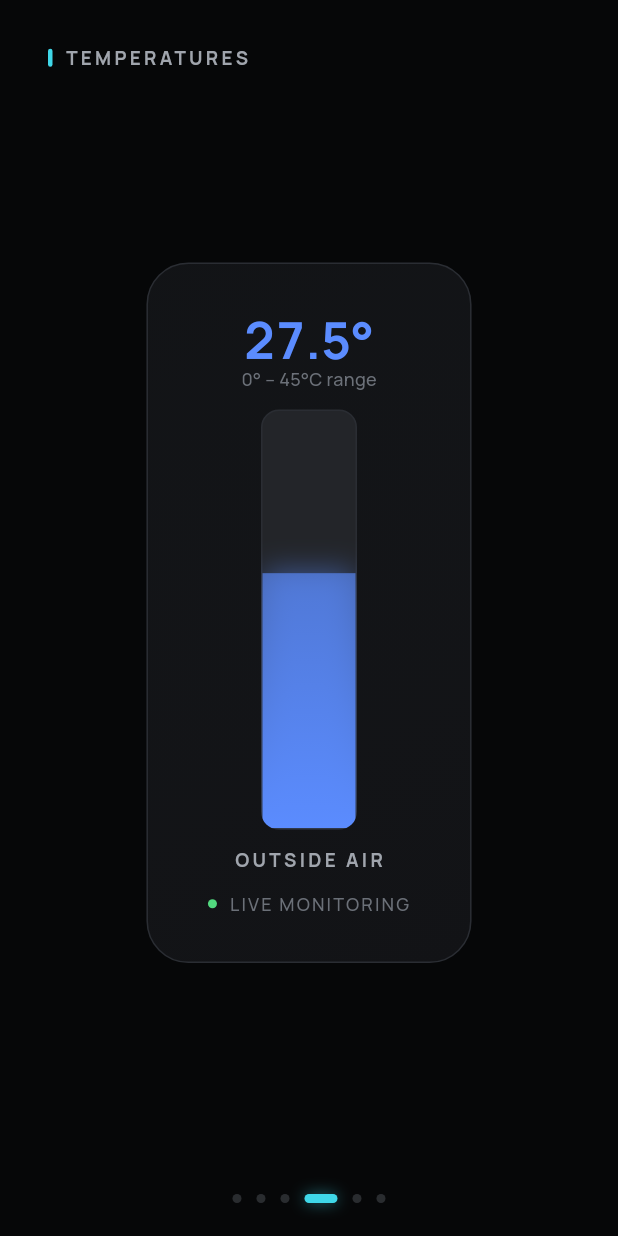
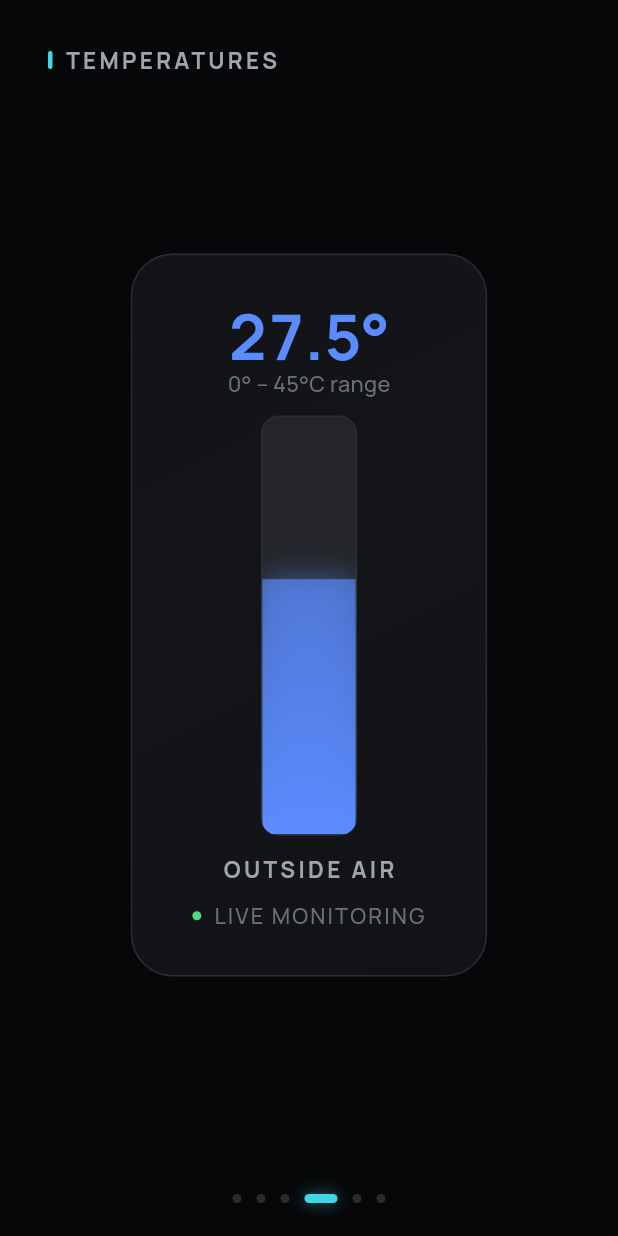
Before and after one commit to Alansi775/LumaMarineScreen, a Flutter app: the screen it shows after launch, swiped to page 4, on a phone screen of 412 x 824 dp. Run offline on Flutter 3.47's test engine with Material 3 defaults, Android fonts, the phone set to English and light mode, and no system bars; our stand-ins replace flutter_riverpod, riverpod_annotation; generated files the repository leaves out were written again.

Commit message:
Bump text sizes for readability; add CAN bus logging layer
Text was too small on the physical screen. Also added a CanBusService
mirroring the ESP32 reference project's LED/Relay protocol
(usrLightingPage.c, usrSocketsPage.c) - Lights, TV, and Doors now log
the exact CAN frame each action would send, so behavior is testable
via terminal logs before real CAN hardware is wired up.

```diff
--- a/frontend/lib/core/theme/app_text_styles.dart
+++ b/frontend/lib/core/theme/app_text_styles.dart
@@ -29,7 +29,7 @@ class AppTextStyles {
 
   /// Huge hero readings (main battery %, clock).
   static TextStyle displayNumeral = _base(
-    size: 64,
+    size: 78,
     weight: FontWeight.w800,
     fontFeatures: _tabular,
     letterSpacing: -1.5,
@@ -37,7 +37,7 @@ class AppTextStyles {
 
   /// Large readings inside cards (tank %, temp value).
   static TextStyle cardNumeral = _base(
-    size: 34,
+    size: 42,
     weight: FontWeight.w700,
     fontFeatures: _tabular,
     letterSpacing: -0.5,
@@ -45,38 +45,38 @@ class AppTextStyles {
 
   /// Mid readings (amp values, list rows).
   static TextStyle numeralMedium = _base(
-    size: 20,
+    size: 24,
     weight: FontWeight.w600,
     fontFeatures: _tabular,
   );
 
-  static TextStyle title = _base(size: 22, weight: FontWeight.w700);
+  static TextStyle title = _base(size: 27, weight: FontWeight.w700);
 
   static TextStyle body = _base(
-    size: 15,
+    size: 18,
     weight: FontWeight.w500,
     color: AppColors.textSecondary,
   );
 
-  static TextStyle bodyStrong = _base(size: 15, weight: FontWeight.w700);
+  static TextStyle bodyStrong = _base(size: 18, weight: FontWeight.w700);
 
   /// Small caps section header, e.g. "BATTERIES".
   static TextStyle sectionLabel = _base(
-    size: 12.5,
+    size: 15,
     weight: FontWeight.w700,
     color: AppColors.textSecondary,
     letterSpacing: 2.2,
   );
 
   static TextStyle caption = _base(
-    size: 12,
+    size: 14.5,
     weight: FontWeight.w500,
     color: AppColors.textTertiary,
     letterSpacing: 0.2,
   );
 
   static TextStyle unit = _base(
-    size: 14,
+    size: 17,
     weight: FontWeight.w600,
     color: AppColors.textTertiary,
   );
```
Also changed, not shown: frontend/lib/core/canbus/can_bus_service.dart (added, +54 -0 lines), frontend/lib/core/canbus/can_bus_transport.dart (added, +8 -0 lines), frontend/lib/core/canbus/can_frame.dart (added, +22 -0 lines), frontend/lib/core/canbus/can_protocol.dart (added, +21 -0 lines), frontend/lib/core/canbus/logging_can_bus_transport.dart (added, +13 -0 lines), frontend/lib/features/doors/application/doors_controller.dart (+13 -0 lines), frontend/lib/features/lights/application/lights_controller.dart (+12 -1 lines), frontend/lib/features/tv/application/tv_controller.dart (+8 -2 lines), frontend/lib/core/canbus/can_bus_service.g.dart (added), frontend/lib/features/doors/application/doors_controller.g.dart, frontend/lib/features/lights/application/lights_controller.g.dart, frontend/lib/features/tv/application/tv_controller.g.dart.
